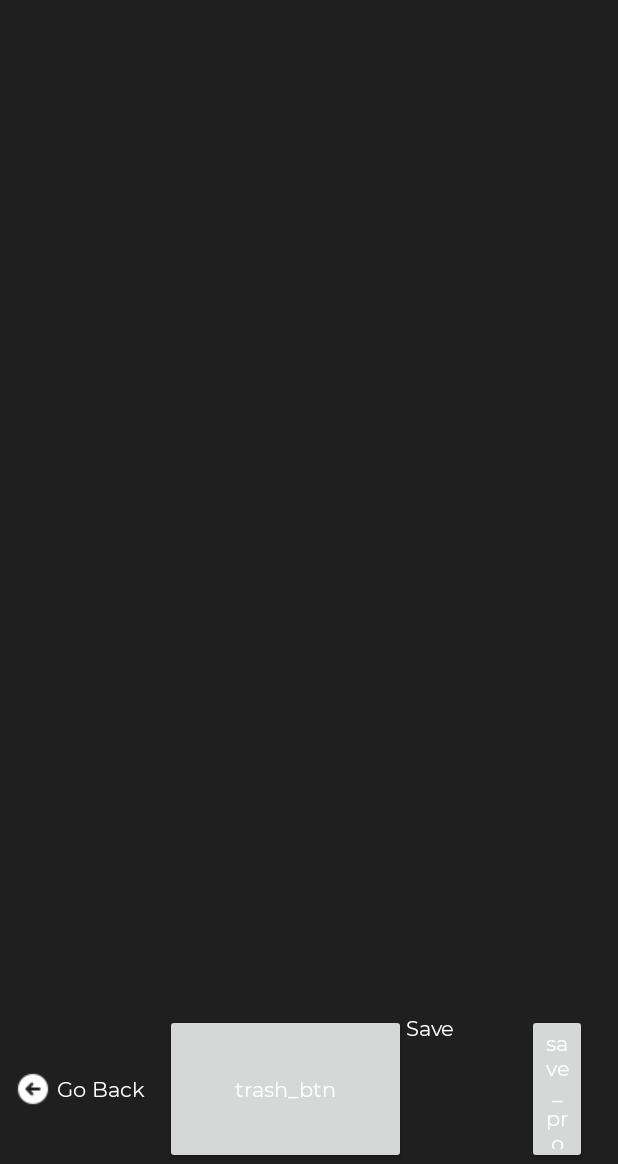
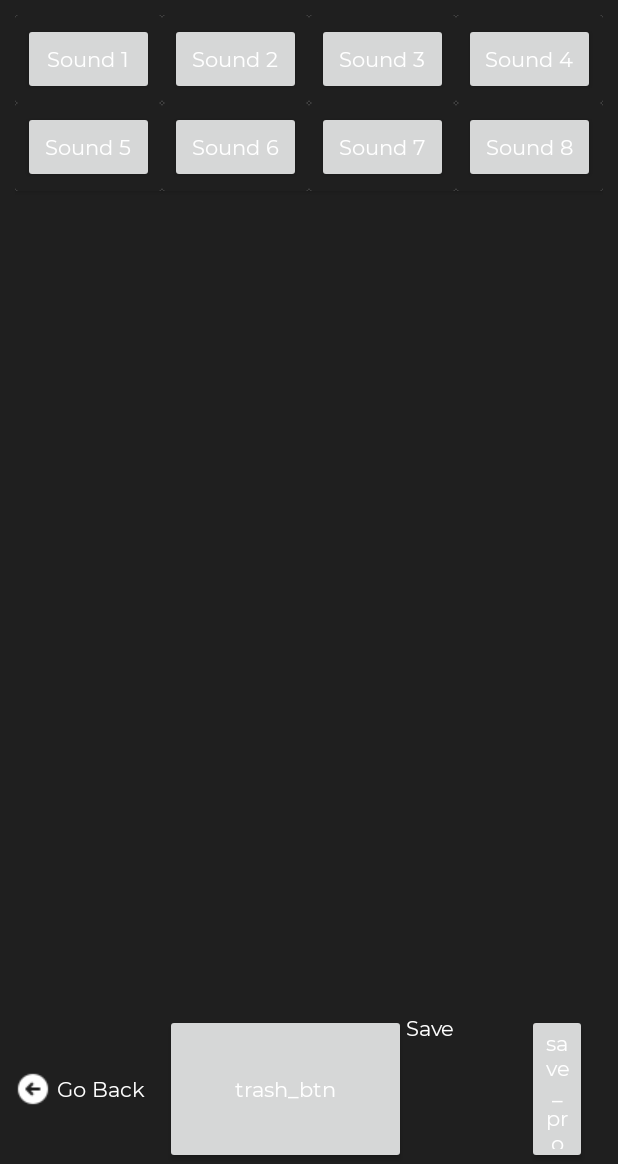
Before and after one commit to katemagbitang/soundVox, an Android app: the ProfileActivity screen opened directly, with no data from a screen before it, on a phone screen of 412 x 824 dp, the part 72-1236 px from its top. Run offline under Robolectric (Android 15) with nearby library versions, the phone set to English and light mode, and no system bars.

Commit message:
found menuprof to profile intent db not working pa

```diff
--- a/app/src/main/java/ph/edu/dlsu/mobdeve/s17/magbitang/julianne/soundvox/ProfileActivity.java
+++ b/app/src/main/java/ph/edu/dlsu/mobdeve/s17/magbitang/julianne/soundvox/ProfileActivity.java
@@ -24,7 +24,7 @@ public class ProfileActivity extends AppCompatActivity {
 
     Button back_btn;
     private SoundAdapter soundAdapter;
-//    private ArrayList<Sound> soundArrayList = new ArrayList<>();
+    private ArrayList<Sound> soundArrayList = new ArrayList<>();
     private RecyclerView rvSound;
     private RecyclerView.LayoutManager layout;
 
@@ -33,7 +33,7 @@ public class ProfileActivity extends AppCompatActivity {
         super.onCreate(savedInstanceState);
         setContentView(R.layout.activity_profile);
 
-//        populate_data();
+        populate_data();
 
         init();
 
@@ -45,25 +45,26 @@ public class ProfileActivity extends AppCompatActivity {
         });
     }
 
-//    private void populate_data() {
-////        this.profileArrayList = new ArrayList<>();
-//
-//        this.soundArrayList.add(new Sound("Sound 1"));
-//        this.soundArrayList.add(new Sound("Sound 2"));
-//        this.soundArrayList.add(new Sound("Sound 3"));
-//        this.soundArrayList.add(new Sound("Sound 4"));
-//        this.soundArrayList.add(new Sound("Sound 5"));
-//        this.soundArrayList.add(new Sound("Sound 6"));
-//        this.soundArrayList.add(new Sound("Sound 7"));
-//        this.soundArrayList.add(new Sound("Sound 8"));
-//    }
+    private void populate_data() {
+//        this.profileArrayList = new ArrayList<>();
+
+        this.soundArrayList.add(new Sound("Sound 1"));
+        this.soundArrayList.add(new Sound("Sound 2"));
+        this.soundArrayList.add(new Sound("Sound 3"));
+        this.soundArrayList.add(new Sound("Sound 4"));
+        this.soundArrayList.add(new Sound("Sound 5"));
+        this.soundArrayList.add(new Sound("Sound 6"));
+        this.soundArrayList.add(new Sound("Sound 7"));
+        this.soundArrayList.add(new Sound("Sound 8"));
+    }
 
     private void init(){
         this.rvSound = findViewById(R.id.soundRecyclerView);
         this.layout = new GridLayoutManager(this,4);
         this.rvSound.setLayoutManager(this.layout);
         SoundDAO soundDAO = new SoundDAOSqlImpl(getApplicationContext());
-        this.soundAdapter = new SoundAdapter(getApplicationContext(),soundDAO.getSounds());
+//        this.soundAdapter = new SoundAdapter(getApplicationContext(),soundDAO.getSounds());
+        this.soundAdapter = new SoundAdapter(getApplicationContext(),soundArrayList);
         this.rvSound.setAdapter(this.soundAdapter);
     }
 
--- a/app/src/main/java/ph/edu/dlsu/mobdeve/s17/magbitang/julianne/soundvox/database/ProfileDAO.java
+++ b/app/src/main/java/ph/edu/dlsu/mobdeve/s17/magbitang/julianne/soundvox/database/ProfileDAO.java
@@ -8,7 +8,7 @@ public interface ProfileDAO {
 
     long createProfile(Profile profile);
     ArrayList<Profile> getProfiles();
-    Profile getProfile(int profileid);
+    Profile getProfile(String profileName);
     int updateProfile(Profile profile);
     int deleteProfile(int profileid);
 }
--- a/app/src/main/java/ph/edu/dlsu/mobdeve/s17/magbitang/julianne/soundvox/database/ProfileDAOSqlImpl.java
+++ b/app/src/main/java/ph/edu/dlsu/mobdeve/s17/magbitang/julianne/soundvox/database/ProfileDAOSqlImpl.java
@@ -72,11 +72,11 @@ public class ProfileDAOSqlImpl implements ProfileDAO{
     }
 
     @Override
-    public Profile getProfile(int profileid) {
+    public Profile getProfile(String profileName) {
         Profile profile = null;
 
         String query = "SELECT * from " + ProfileDatabase.TABLE_PROFILES
-                + " where " + ProfileDatabase.PROFILE_ID + " = " + profileid;
+                + " where " + ProfileDatabase.PROFILE_NAME + " = " + profileName;
 
         Cursor cursor = null;
 
@@ -108,6 +108,7 @@ public class ProfileDAOSqlImpl implements ProfileDAO{
 
         return profile;
     }
+
 
     @Override
     public int updateProfile(Profile profile) {
```
Also changed, not shown: app/src/main/java/ph/edu/dlsu/mobdeve/s17/magbitang/julianne/soundvox/adapters/ProfileAdapter.java (+37 -2 lines).
